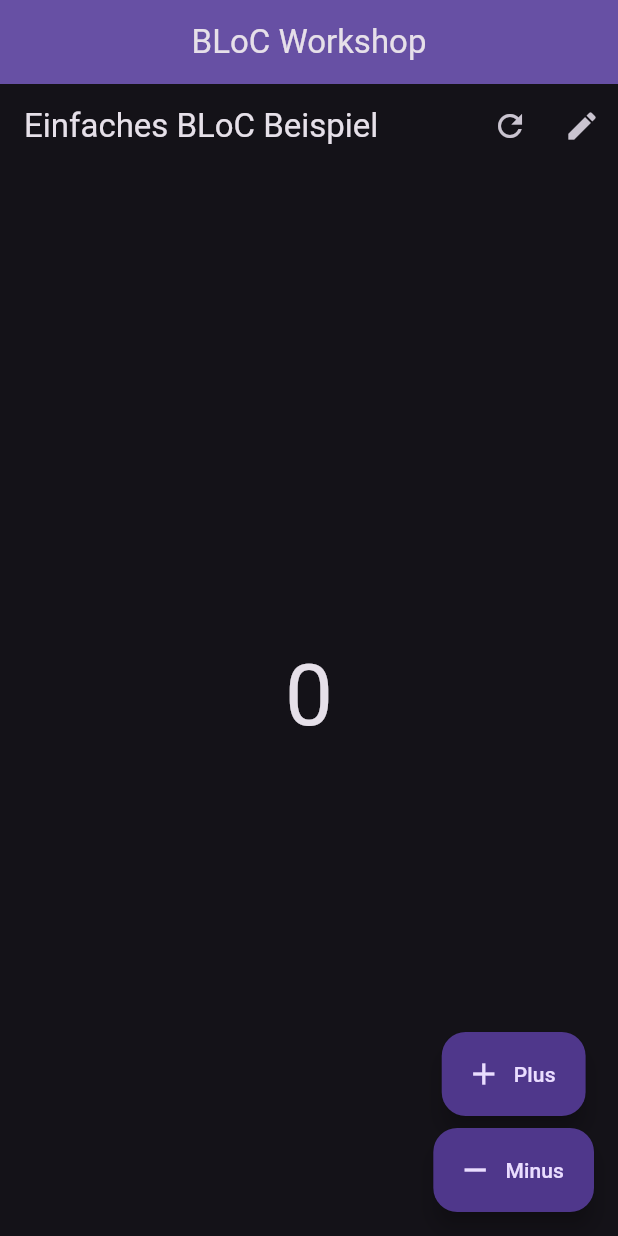
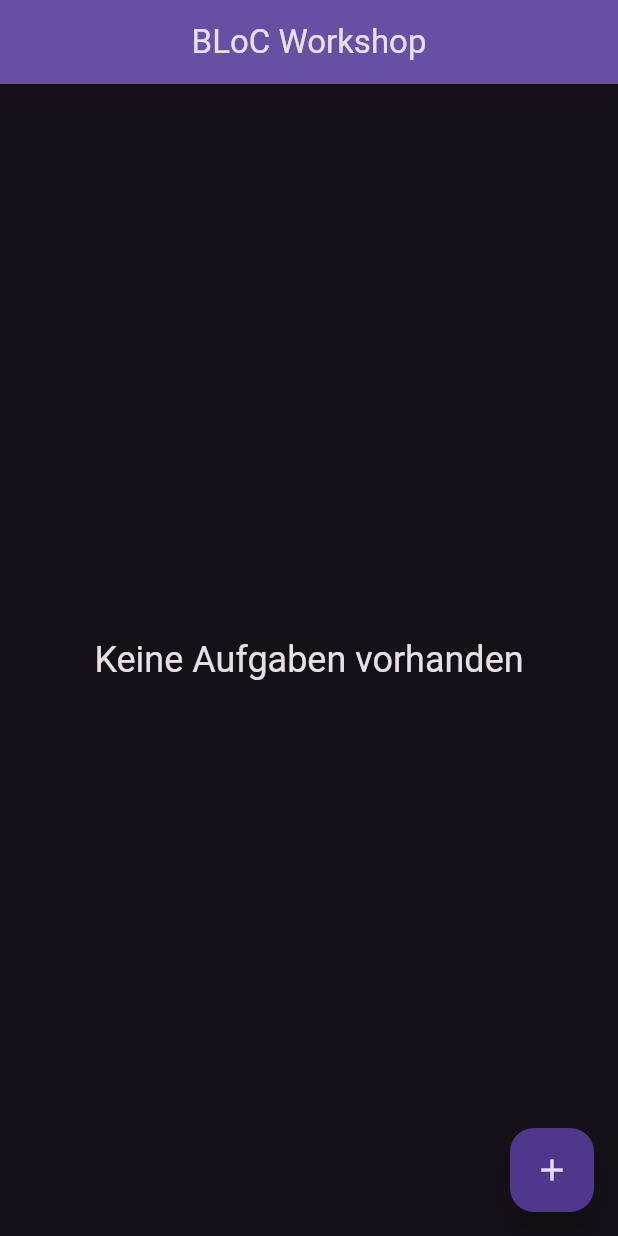
Before and after one commit to JanAppAkademie/bloc_workshop, a Flutter app: the screen it shows after launch, on a phone screen of 412 x 824 dp. Run offline on Flutter 3.47's test engine with Material 3 defaults, Android fonts, the light colour scheme and no system bars; our stand-ins replace flutter_bloc.

Commit message:
Change to TodoList Example

```diff
--- a/lib/blocs/counter_bloc.dart
+++ /dev/null
@@ -1,46 +0,0 @@
-import 'package:flutter_bloc/flutter_bloc.dart';
-import '../events/counter_events.dart';
-import '../states/counter_state.dart';
-
-// BLoC (übersetzt Ereignisse -> Zustand)
-class CounterBloc extends Bloc<CounterEvent, CounterState> {
-  CounterBloc() : super(const CounterState(0)) {
-    // +1
-    on<CounterIncremented>(
-      (event, emit) =>
-          emit(state.copyWith(value: state.value + 1, message: '++')),
-    );
-
-    // -1
-    on<CounterDecremented>(
-      (event, emit) =>
-          emit(state.copyWith(value: state.value - 1, message: '--')),
-    );
-
-    // Reset
-    on<CounterReset>((event, emit) {
-
-
-      emit(const CounterState(0, message: 'Zurückgesetzt', isLoading: true));
-    });
-
-    // Set to fixed value (validiert >= 0)
-    on<CounterSetTo>((event, emit) {
-      if (event.value < 0) {
-        emit(state.copyWith(message: 'Negativer Wert nicht erlaubt'));
-      } else {
-        emit(CounterState(event.value, message: 'Auf ${event.value} gesetzt'));
-      }
-    });
-
-    // Erhöhe um amount
-    on<CounterIncrementBy>((event, emit) {
-      emit(
-        state.copyWith(
-          value: state.value + event.amount,
-          message: '+${event.amount}',
-        ),
-      );
-    });
-  }
-}
--- a/lib/events/counter_events.dart
+++ /dev/null
@@ -1,27 +0,0 @@
-// Counter-Ereignisse (was kann passieren?)
-abstract class CounterEvent {}
-
-class CounterIncremented extends CounterEvent {}
-
-class CounterDecremented extends CounterEvent {}
-
-class CounterReset extends CounterEvent {}
-
-class CounterSetTo extends CounterEvent {
-  final int value;
-  CounterSetTo(this.value);
-}
-
-class CounterIncrementBy extends CounterEvent {
-  final int amount;
-  CounterIncrementBy(this.amount);
-}
-
-class CounterIncrementDelayed extends CounterEvent {
-  final int amount;
-  final Duration delay;
-  CounterIncrementDelayed({
-    this.amount = 5,
-    this.delay = const Duration(seconds: 1),
-  });
-}
--- /dev/null
+++ b/lib/events/todo_events.dart
@@ -0,0 +1,36 @@
+// Todo-Ereignisse (was kann passieren?)
+abstract class TodoEvent {}
+
+class TodoAdded extends TodoEvent {
+  final String title;
+
+  TodoAdded(this.title);
+}
+
+class TodoRemoved extends TodoEvent {
+  final String id;
+
+  TodoRemoved(this.id);
+}
+
+class TodoToggled extends TodoEvent {
+  final String id;
+
+  TodoToggled(this.id);
+}
+
+class TodoUpdated extends TodoEvent {
+  final String id;
+  final String title;
+  final String description;
+
+  TodoUpdated({
+    required this.id,
+    required this.title,
+    required this.description,
+  });
+}
+
+class TodosLoaded extends TodoEvent {}
+
+class TodosCleared extends TodoEvent {}
--- a/lib/main.dart
+++ b/lib/main.dart
@@ -1,7 +1,7 @@
 import 'package:flutter/material.dart';
 import 'package:flutter_bloc/flutter_bloc.dart';
-import 'blocs/counter_bloc.dart';
-import 'widgets/counter_widget.dart';
+import 'blocs/todo_bloc.dart';
+import 'widgets/todo_widget.dart';
 
 void main() {
   runApp(const BlocWorkshopApp());
@@ -31,8 +31,8 @@ class BlocWorkshopHome extends StatelessWidget {
         title: const Text('BLoC Workshop'),
         centerTitle: true,
       ),
-      body: BlocProvider(
-        create: (context) => CounterBloc(),
+      body: MultiBlocProvider(
+        providers: [BlocProvider(create: (context) => TodoBloc())],
         child: BlocWorkshopContent(),
       ),
     );
@@ -44,6 +44,6 @@ class BlocWorkshopContent extends StatelessWidget {
 
   @override
   Widget build(BuildContext context) {
-    return const CounterWidget();
+    return const TodoWidget();
   }
 }
--- /dev/null
+++ b/lib/models/todo.dart
@@ -0,0 +1,35 @@
+class Todo {
+  final String id;
+  final String title;
+  final bool isCompleted;
+
+  Todo({required this.id, required this.title, this.isCompleted = false});
+
+  Todo copyWith({String? id, String? title, bool? isCompleted}) {
+    return Todo(
+      id: id ?? this.id,
+      title: title ?? this.title,
+      isCompleted: isCompleted ?? this.isCompleted,
+    );
+  }
+
+  @override
+  String toString() {
+    return 'Todo(id: $id, title: $title, isCompleted: $isCompleted)';
+  }
+
+  @override
+  bool operator ==(Object other) {
+    if (identical(this, other)) return true;
+
+    return other is Todo &&
+        other.id == id &&
+        other.title == title &&
+        other.isCompleted == isCompleted;
+  }
+
+  @override
+  int get hashCode {
+    return id.hashCode ^ title.hashCode ^ isCompleted.hashCode;
+  }
+}
--- a/lib/states/counter_state.dart
+++ /dev/null
@@ -1,24 +0,0 @@
-// Counter-Zustand (wie sieht es aus?)
-class CounterState {
-  final int value;
-  final String? message;
-  final bool isLoading;
-
-  const CounterState(this.value, {this.message, this.isLoading = false});
-
-  CounterState copyWith({int? value, String? message, bool? isLoading}) {
-    return CounterState(
-      value ?? this.value,
-      message: message ?? this.message,
-      isLoading: isLoading ?? this.isLoading,
-    );
-  }
-}
-
-class CounterStateLoading extends CounterState {
-  const CounterStateLoading() : super(0);
-}
-
-class CounterStateLoaded extends CounterState {
-  const CounterStateLoaded(super.value);
-}
--- /dev/null
+++ b/lib/states/todo_state.dart
@@ -0,0 +1,35 @@
+import '../models/todo.dart';
+
+// Todo-Zustand (wie sieht es aus?)
+class TodoState {
+  final List<Todo> todos;
+  final bool isLoading;
+  final String? errorMessage;
+
+  const TodoState({
+    this.todos = const [],
+    this.isLoading = false,
+    this.errorMessage,
+  });
+
+  TodoState copyWith({
+    List<Todo>? todos,
+    bool? isLoading,
+    String? errorMessage,
+  }) {
+    return TodoState(
+      todos: todos ?? this.todos,
+      isLoading: isLoading ?? this.isLoading,
+      errorMessage: errorMessage ?? this.errorMessage,
+    );
+  }
+
+  int get completedCount => todos.where((todo) => todo.isCompleted).length;
+  int get totalCount => todos.length;
+  int get pendingCount => totalCount - completedCount;
+
+  @override
+  String toString() {
+    return 'TodoState(todos: ${todos.length}, isLoading: $isLoading, errorMessage: $errorMessage)';
+  }
+}
--- a/lib/widgets/counter_widget.dart
+++ /dev/null
@@ -1,104 +0,0 @@
-import 'package:flutter/material.dart';
-import 'package:flutter_bloc/flutter_bloc.dart';
-import '../blocs/counter_bloc.dart';
-import '../states/counter_state.dart';
-import '../events/counter_events.dart';
-
-class CounterWidget extends StatelessWidget {
-  const CounterWidget({super.key});
-
-  Future<void> _showSetDialog(BuildContext context) async {
-    final controller = TextEditingController(text: '0');
-    final result = await showDialog<int>(
-      context: context,
-      builder: (ctx) => AlertDialog(
-        title: const Text('Wert setzen'),
-        content: TextField(
-          controller: controller,
-          keyboardType: TextInputType.number,
-          decoration: const InputDecoration(border: OutlineInputBorder()),
-        ),
-        actions: [
-          TextButton(
-            onPressed: () => Navigator.pop(ctx),
-            child: const Text('Abbrechen'),
-          ),
-          ElevatedButton(
-            onPressed: () {
-              final v = int.tryParse(controller.text);
-              if (v != null) Navigator.pop(ctx, v);
-            },
-            child: const Text('OK'),
-          ),
-        ],
-      ),
-    );
-    if (result != null) context.read<CounterBloc>().add(CounterSetTo(result));
-  }
-
-  @override
-  Widget build(BuildContext context) {
-    return Scaffold(
-      appBar: AppBar(
-        title: const Text('Einfaches BLoC Beispiel'),
-        actions: [
-          IconButton(
-            tooltip: context.read<CounterBloc>().state.toString(), //
-            icon: const Icon(Icons.refresh),
-            onPressed: () {
-              context.read<CounterBloc>().add(CounterReset());
-            },
-          ),
-          IconButton(
-            tooltip: 'Wert setzen',
-            icon: const Icon(Icons.edit),
-            onPressed: () => _showSetDialog(context),
-          ),
-        ],
-      ),
-      body: Center(
-        child: BlocBuilder<CounterBloc, CounterState>(
-          builder: (context, state) {
-            return Column(
-              mainAxisSize: MainAxisSize.min,
-              children: [
-                if (state is CounterStateLoading)
-                  const CircularProgressIndicator(),
-                Text(
-                  '${state.value}',
-                  style: Theme.of(context).textTheme.displayLarge,
-                ),
-                const SizedBox(height: 8),
-                if (state.message != null)
-                  Text(
-                    state.message!,
-                    style: Theme.of(context).textTheme.labelLarge,
-                  ),
-              ],
-            );
-          },
-        ),
-      ),
-      floatingActionButton: Column(
-        mainAxisSize: MainAxisSize.min,
-        children: [
-          FloatingActionButton.extended(
-            heroTag: 'inc',
-            onPressed: () =>
-                context.read<CounterBloc>().add(CounterIncremented()),
-            label: const Text('Plus'),
-            icon: const Icon(Icons.add),
-          ),
-          const SizedBox(height: 8),
-          FloatingActionButton.extended(
-            heroTag: 'dec',
-            onPressed: () =>
-                context.read<CounterBloc>().add(CounterDecremented()),
-            label: const Text('Minus'),
-            icon: const Icon(Icons.remove),
-          ),
-        ],
-      ),
-    );
-  }
-}
--- /dev/null
+++ b/lib/widgets/todo_widget.dart
@@ -0,0 +1,108 @@
+import 'package:flutter/material.dart';
+import 'package:flutter_bloc/flutter_bloc.dart';
+import '../blocs/todo_bloc.dart';
+import '../states/todo_state.dart';
+import '../events/todo_events.dart';
+import '../models/todo.dart';
+
+class TodoWidget extends StatelessWidget {
+  const TodoWidget({super.key});
+
+  Future<void> _showAddTodoDialog(BuildContext context) async {
+    final controller = TextEditingController();
+    final result = await showDialog<String>(
+      context: context,
+      builder:
+          (ctx) => AlertDialog(
+            title: const Text('Neue Aufgabe'),
+            content: TextField(
+              controller: controller,
+              decoration: const InputDecoration(
+                labelText: 'Was möchtest du tun?',
+                border: OutlineInputBorder(),
+              ),
+              autofocus: true,
+            ),
+            actions: [
+              TextButton(
+                onPressed: () => Navigator.pop(ctx),
+                child: const Text('Abbrechen'),
+              ),
+              ElevatedButton(
+                onPressed: () {
+                  if (controller.text.trim().isNotEmpty) {
+                    Navigator.pop(ctx, controller.text.trim());
+                  }
+                },
+                child: const Text('Hinzufügen'),
+              ),
+            ],
+          ),
+    );
+
+    if (result != null) {
+      context.read<TodoBloc>().add(TodoAdded(result));
+    }
+  }
+
+  @override
+  Widget build(BuildContext context) {
+    return Scaffold(
+      body: BlocBuilder<TodoBloc, TodoState>(
+        builder: (context, state) {
+          if (state.todos.isEmpty) {
+            return Center(
+              child: Text(
+                'Keine Aufgaben vorhanden',
+                style: Theme.of(context).textTheme.headlineSmall,
+              ),
+            );
+          }
+
+          return ListView.builder(
+            itemCount: state.todos.length,
+            itemBuilder: (context, index) {
+              final todo = state.todos[index];
+              return TodoItemWidget(todo: todo);
+            },
+          );
+        },
+      ),
+      floatingActionButton: FloatingActionButton(
+        onPressed: () => _showAddTodoDialog(context),
+        tooltip: 'Neue Aufgabe',
+        child: const Icon(Icons.add),
+      ),
+    );
+  }
+}
+
+class TodoItemWidget extends StatelessWidget {
+  final Todo todo;
+
+  const TodoItemWidget({super.key, required this.todo});
+
+  @override
+  Widget build(BuildContext context) {
+    return ListTile(
+      leading: Checkbox(
+        value: todo.isCompleted,
+        onChanged: (value) {
+          context.read<TodoBloc>().add(TodoToggled(todo.id));
+        },
+      ),
+      title: Text(
+        todo.title,
+        style: TextStyle(
+          decoration: todo.isCompleted ? TextDecoration.lineThrough : null,
+        ),
+      ),
+      trailing: IconButton(
+        icon: const Icon(Icons.delete),
+        onPressed: () {
+          context.read<TodoBloc>().add(TodoRemoved(todo.id));
+        },
+      ),
+    );
+  }
+}
--- a/pubspec.yaml
+++ b/pubspec.yaml
@@ -38,6 +38,9 @@ dependencies:
   # BLoC dependencies
   flutter_bloc: ^8.1.4
   bloc: ^8.1.3
+
+  # UUID generation
+  uuid: ^4.4.0
 
 dev_dependencies:
   flutter_test:
```
Also changed, not shown: lib/blocs/todo_bloc.dart (added, +63 -0 lines), pubspec.lock, 3 other files.
